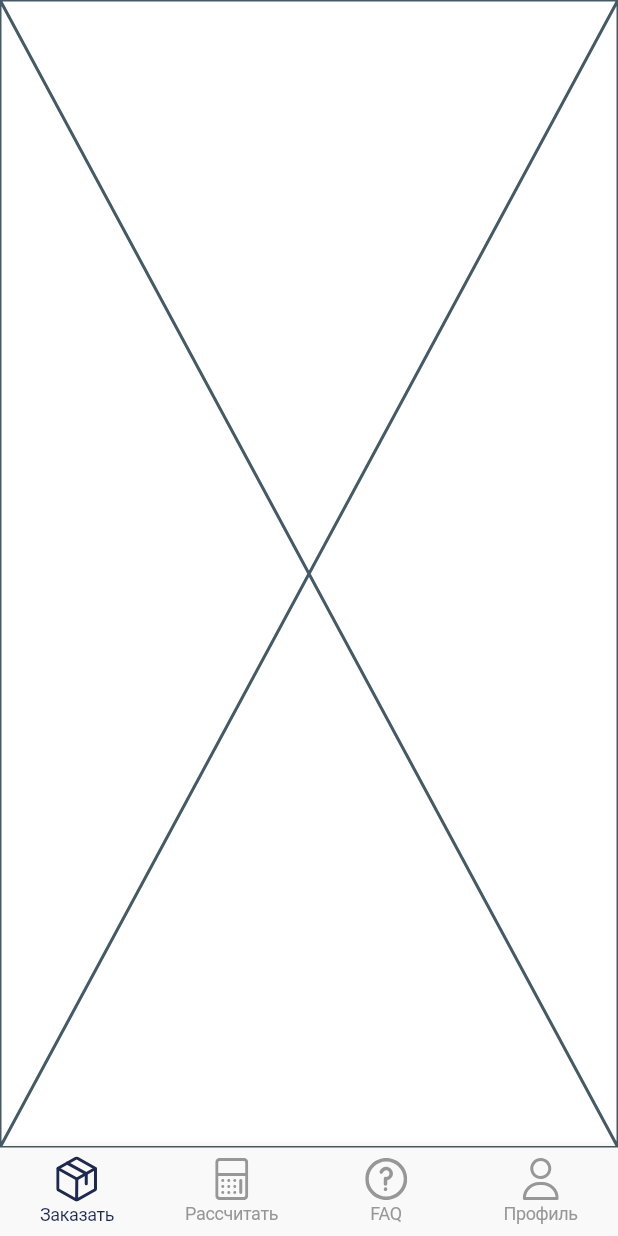
After one commit to lxndrsldtv/lcargo, a Flutter app: the screen it shows after launch, on a phone screen of 412 x 824 dp. The commit adds this screen. Run offline on Flutter 3.47's test engine with Material 2 defaults, Android fonts, the phone set to English and light mode, and no system bars; our stand-ins replace flutter_svg, go_router; Roboto replaces fonts that are missing (Futura).

Commit message:
refactor: move nav bar them to app theme

```diff
--- a/lib/lc_app_router.dart
+++ /dev/null
@@ -1,5 +0,0 @@
-class LCAppRouter {
-  // final LoginState loginState;
-  //
-  // LCAppRouter(this.loginState);
-}
--- /dev/null
+++ b/lib/lc_home_page.dart
@@ -0,0 +1,16 @@
+import 'package:flutter/material.dart';
+import 'package:lcargo/src/widgets/lc_bottom_navigation_bar.dart';
+
+class LCHomePage extends StatelessWidget {
+  const LCHomePage({super.key});
+
+  @override
+  Widget build(BuildContext context) {
+    return const Scaffold(
+      body: Center(
+        child: Placeholder(),
+      ),
+      bottomNavigationBar: LCBottomNavigationBar(),
+    );
+  }
+}
--- /dev/null
+++ b/lib/lc_router.dart
@@ -0,0 +1,12 @@
+import 'package:go_router/go_router.dart';
+import 'package:lcargo/lc_home_page.dart';
+
+class LCRouter {
+  // final LoginState loginState;
+  //
+  // LCAppRouter(this.loginState);
+
+  final lcRouter = GoRouter(routes: [
+    GoRoute(path: '/', builder: (ctx, st) => const LCHomePage()),
+  ]);
+}
--- /dev/null
+++ b/lib/lc_theme.dart
@@ -0,0 +1,30 @@
+import 'package:flutter/material.dart';
+
+class LCBottomNavigationBarThemeData extends BottomNavigationBarThemeData {
+  static const lcSelectedLabelStyle = TextStyle(
+    fontFamily: 'Futura',
+    fontSize: 12.0,
+    letterSpacing: -0.24,
+  );
+
+  const LCBottomNavigationBarThemeData.light({
+    super.backgroundColor = const Color(0xFFF9F9F9),
+    super.selectedLabelStyle = lcSelectedLabelStyle,
+    super.selectedItemColor = const Color(0xFF1F284D),
+    super.unselectedItemColor = const Color(0xFF979797),
+  });
+
+  const LCBottomNavigationBarThemeData.dark1({
+    super.backgroundColor = const Color(0xFF293666),
+    super.selectedLabelStyle = lcSelectedLabelStyle,
+    super.selectedItemColor = const Color(0xFFFFFFFF),
+    super.unselectedItemColor = const Color(0xFF979797),
+  });
+
+  const LCBottomNavigationBarThemeData.dark2({
+    super.backgroundColor = const Color(0xFF1F284D),
+    super.selectedLabelStyle = lcSelectedLabelStyle,
+    super.selectedItemColor = const Color(0xFFFFFFFF),
+    super.unselectedItemColor = const Color(0xFF979797),
+  });
+}
--- a/lib/main.dart
+++ b/lib/main.dart
@@ -1,13 +1,19 @@
 import 'package:flutter/material.dart';
-import 'package:go_router/go_router.dart';
-import 'package:lcargo/src/widgets/lc_bottom_navigation_bar.dart';
+// import 'package:go_router/go_router.dart';
+// import 'package:lcargo/lc_home_page.dart';
+import 'package:lcargo/lc_router.dart';
+import 'package:lcargo/lc_theme.dart';
 
 void main() {
-  runApp(const LCargoApp());
+  runApp(LCApp(
+    lcRouter: LCRouter(),
+  ));
 }
 
-class LCargoApp extends StatelessWidget {
-  const LCargoApp({super.key});
+class LCApp extends StatelessWidget {
+  const LCApp({super.key, required this.lcRouter});
+
+  final LCRouter lcRouter;
 
   @override
   Widget build(BuildContext context) {
@@ -23,25 +29,10 @@ class LCargoApp extends StatelessWidget {
         colorScheme: const ColorScheme.dark(),
         bottomNavigationBarTheme: const LCBottomNavigationBarThemeData.dark2(),
       ),
-      routerConfig: GoRouter(
-        routes: [
-          GoRoute(path: '/', builder: (ctx, st) => const LCargoHomePage()),
-        ]
-      ),
+      routerConfig: lcRouter.lcRouter,
+      //  GoRouter(routes: [
+      //   GoRoute(path: '/', builder: (ctx, st) => const LCHomePage()),
+      // ]),
     );
   }
 }
-
-class LCargoHomePage extends StatelessWidget {
-  const LCargoHomePage({super.key});
-
-  @override
-  Widget build(BuildContext context) {
-    return const Scaffold(
-      body: Center(
-        child: Placeholder(),
-      ),
-      bottomNavigationBar: LCBottomNavigationBar(),
-    );
-  }
-}
--- a/lib/src/widgets/lc_bottom_navigation_bar.dart
+++ b/lib/src/widgets/lc_bottom_navigation_bar.dart
@@ -1,34 +1,5 @@
 import 'package:flutter/material.dart';
 import 'package:flutter_svg/svg.dart';
-
-class LCBottomNavigationBarThemeData extends BottomNavigationBarThemeData {
-  static const lcSelectedLabelStyle = TextStyle(
-    fontFamily: 'Futura',
-    fontSize: 12.0,
-    letterSpacing: -0.24,
-  );
-
-  const LCBottomNavigationBarThemeData.light({
-    super.backgroundColor = const Color(0xFFF9F9F9),
-    super.selectedLabelStyle = lcSelectedLabelStyle,
-    super.selectedItemColor = const Color(0xFF1F284D),
-    super.unselectedItemColor = const Color(0xFF979797),
-  });
-
-  const LCBottomNavigationBarThemeData.dark1({
-    super.backgroundColor = const Color(0xFF293666),
-    super.selectedLabelStyle = lcSelectedLabelStyle,
-    super.selectedItemColor = const Color(0xFFFFFFFF),
-    super.unselectedItemColor = const Color(0xFF979797),
-  });
-
-  const LCBottomNavigationBarThemeData.dark2({
-    super.backgroundColor = const Color(0xFF1F284D),
-    super.selectedLabelStyle = lcSelectedLabelStyle,
-    super.selectedItemColor = const Color(0xFFFFFFFF),
-    super.unselectedItemColor = const Color(0xFF979797),
-  });
-}
 
 class LCBottomNavigationBar extends StatefulWidget {
   const LCBottomNavigationBar({
@@ -41,8 +12,6 @@ class LCBottomNavigationBar extends StatefulWidget {
 
 class _LCBottomNavigationBarState extends State<LCBottomNavigationBar> {
   final _currentIndex = 0;
-
-
 
   @override
   Widget build(BuildContext context) {
```
Also changed, not shown: 2 other files.
